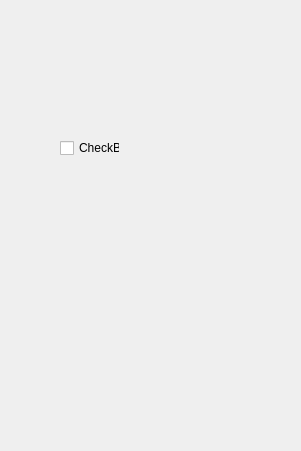
The window that plugins/Base_PhysicalField/LoadSpecificationWidget.ui (asd977/base_cae) describes before a commit, drawn with Qt 5.
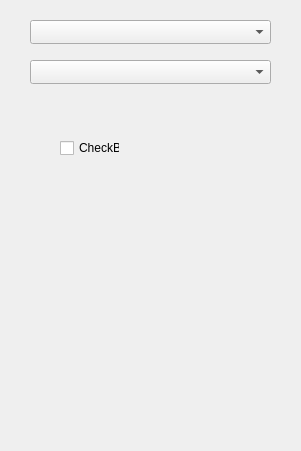
The same window after the commit.

Commit message: Add dim/group dropdown selectors across physical-field load pages

Diff of the .ui file:
```diff
--- a/plugins/Base_PhysicalField/LoadSpecificationWidget.ui
+++ b/plugins/Base_PhysicalField/LoadSpecificationWidget.ui
@@ -13,6 +13,12 @@
   <property name="windowTitle">
    <string>Form</string>
   </property>
+  <widget class="QComboBox" name="comboBoxDim">
+   <property name="geometry"><rect><x>30</x><y>20</y><width>241</width><height>24</height></rect></property>
+  </widget>
+  <widget class="QComboBox" name="comboBoxGroup">
+   <property name="geometry"><rect><x>30</x><y>60</y><width>241</width><height>24</height></rect></property>
+  </widget>
   <widget class="QCheckBox" name="clickCheckBox">
    <property name="geometry">
     <rect>
```
The commit also changes 26 other files.
